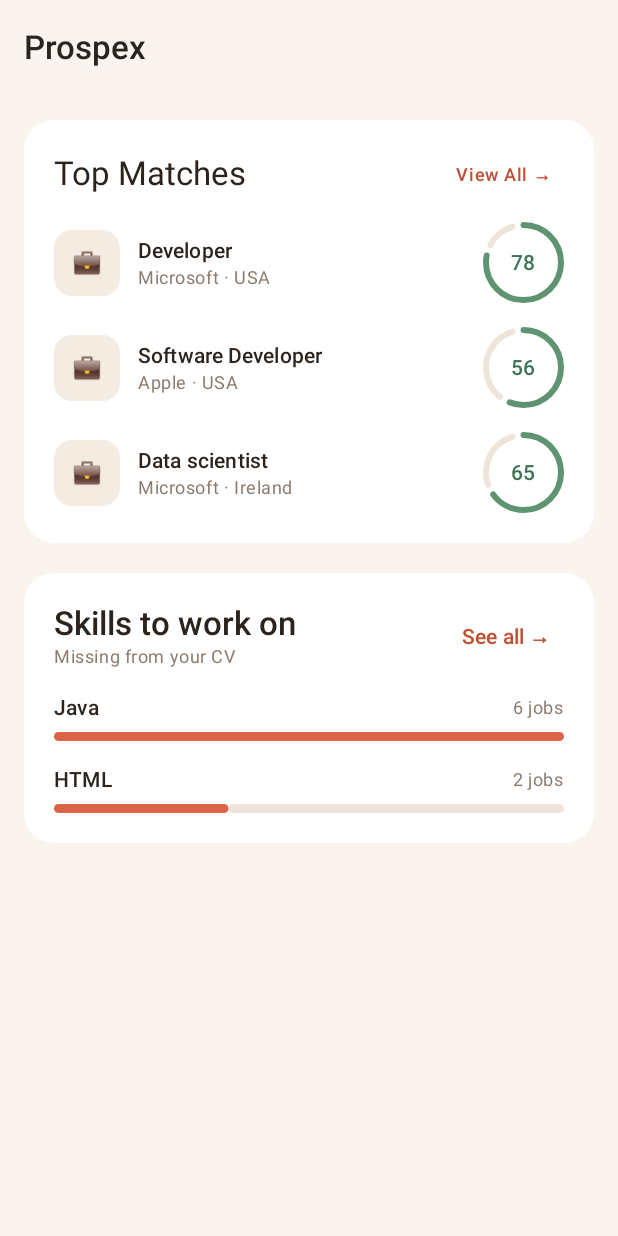
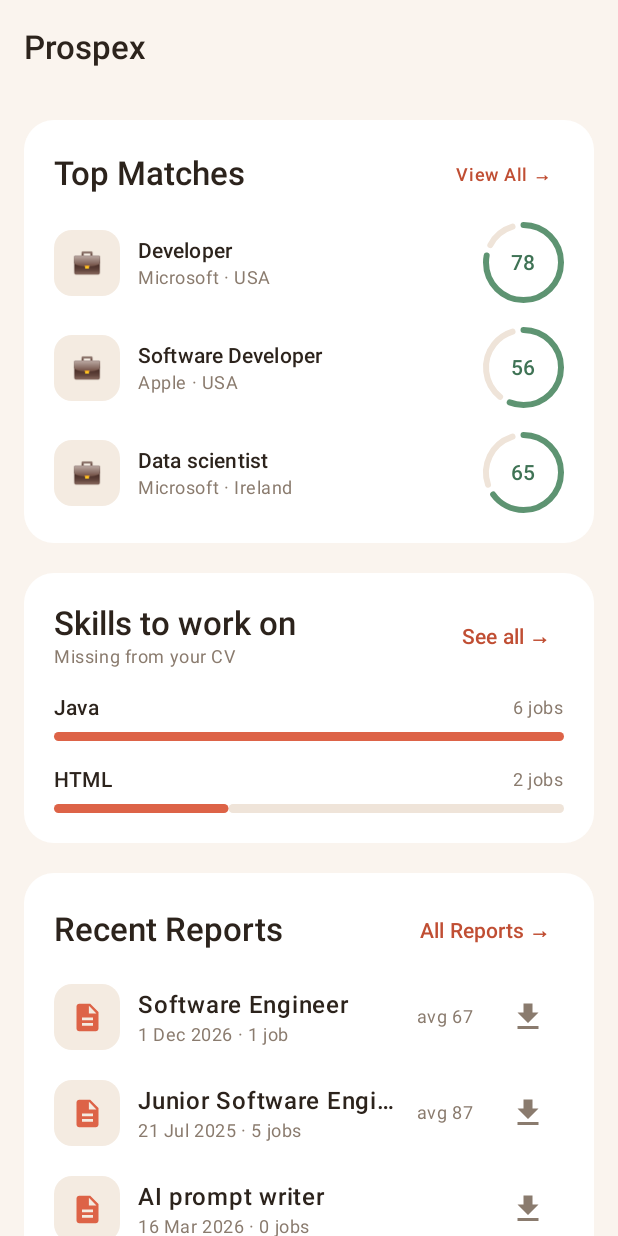
Before and after one commit to CHen12313/Job_Finder_App, an Android app built with Jetpack Compose: the @Preview function HomeScreenPreview, on a phone screen of 412 x 824 dp. Run offline under Robolectric (Android 15) with nearby library versions, the phone set to English and light mode, and no system bars; network calls fail.

Commit message:
Added the report cards
Added recent reports cards, added its display to the home screen

```diff
--- a/app/build.gradle.kts
+++ b/app/build.gradle.kts
@@ -12,7 +12,7 @@ android {
 
     defaultConfig {
         applicationId = "com.example.job_finder_app"
-        minSdk = 24
+        minSdk = 26
         targetSdk = 37
         versionCode = 1
         versionName = "1.0"
--- a/app/src/main/java/com/example/job_finder_app/data/fake/FakeData.kt
+++ b/app/src/main/java/com/example/job_finder_app/data/fake/FakeData.kt
@@ -2,6 +2,8 @@ package com.example.job_finder_app.data.fake
 
 import com.example.job_finder_app.data.model.JobCard
 import com.example.job_finder_app.data.model.Skill
+import com.example.job_finder_app.data.model.Report
+import kotlin.String
 
 val fakeMatches = listOf(
     JobCard(
@@ -51,3 +53,37 @@ val fakeSkills = listOf(
         matched = 0
     )
 )
+
+val fakeReports = listOf(
+    Report(
+        runId = 1,
+        reportDate = "2026-12-01",
+        query = "Software Engineer",
+        location = "USA",
+        jobCount = 1,
+        avgScore = 67,
+        topScore = 67,
+        fileName = "Job_Listing_Brief_2026-12-01_(1).pdf"
+    ),
+    Report(
+        runId = 2,
+        reportDate = "2025-07-21",
+        query = "Junior Software Engineer",
+        location = "Ireland",
+        jobCount = 5,
+        avgScore = 87,
+        topScore = 92,
+        fileName = "Job_Listing_Brief_2025-07-21_(2).pdf"
+    ),
+    Report(
+        runId = 3,
+        reportDate = "2026-03-16",
+        query = "AI prompt writer",
+        location = "",
+        jobCount = 0,
+        avgScore = null,
+        topScore = null,
+        fileName = "Job_Listing_Brief_2026-03-16_(3).pdf"
+    )
+
+)
--- /dev/null
+++ b/app/src/main/java/com/example/job_finder_app/data/model/Report.kt
@@ -0,0 +1,12 @@
+package com.example.job_finder_app.data.model
+
+data class Report (
+    val runId : Int,
+    val reportDate : String,
+    val query : String?,
+    val location : String?,
+    val jobCount : Int,
+    val avgScore : Int?,
+    val topScore : Int?,
+    val fileName : String
+)
--- a/app/src/main/java/com/example/job_finder_app/ui/home/HomeScreen.kt
+++ b/app/src/main/java/com/example/job_finder_app/ui/home/HomeScreen.kt
@@ -1,6 +1,5 @@
 package com.example.job_finder_app.ui.home
 
-import android.graphics.Paint
 import androidx.compose.foundation.layout.Arrangement
 import androidx.compose.foundation.layout.Box
 import androidx.compose.foundation.layout.Column
@@ -28,31 +27,35 @@ import androidx.lifecycle.compose.collectAsStateWithLifecycle
 import androidx.lifecycle.viewmodel.compose.viewModel
 import com.example.job_finder_app.data.fake.fakeMatches
 import com.example.job_finder_app.data.fake.fakeSkills
+import com.example.job_finder_app.data.fake.fakeReports
 import com.example.job_finder_app.ui.home.components.SkillsCard
 import com.example.job_finder_app.ui.home.components.TopMatchesCard
 import com.example.job_finder_app.ui.theme.Job_Finder_AppTheme
+import com.example.job_finder_app.ui.home.components.RecentReportsCard
 
 @Composable
-fun HomeScreen(viewModel: HomeViewModel = viewModel(factory = HomeViewModel.Factory)){
+fun HomeScreen(viewModel: HomeViewModel = viewModel(factory = HomeViewModel.Factory)) {
     val state by viewModel.uiState.collectAsStateWithLifecycle()
     HomeContent(state = state, onRetry = viewModel::refresh)
 }
 
 @OptIn(ExperimentalMaterial3Api::class)
 @Composable
-fun HomeContent(state: HomeUiState, onRetry: () -> Unit){
+fun HomeContent(state: HomeUiState, onRetry: () -> Unit) {
     Scaffold(
         containerColor = MaterialTheme.colorScheme.background,
         topBar = {
             TopAppBar(
-                title = {Text("Prospex", fontWeight = FontWeight.SemiBold)},
+                title = { Text("Prospex", fontWeight = FontWeight.SemiBold) },
                 colors = TopAppBarDefaults.topAppBarColors(containerColor = MaterialTheme.colorScheme.background)
             )
         }
-    ) {innerPadding ->
+    ) { innerPadding ->
         when (state) {
             HomeUiState.Loading -> Box(
-                modifier = Modifier.fillMaxSize().padding(innerPadding),
+                modifier = Modifier
+                    .fillMaxSize()
+                    .padding(innerPadding),
                 contentAlignment = Alignment.Center
             ) {
                 CircularProgressIndicator()
@@ -63,11 +66,22 @@ fun HomeContent(state: HomeUiState, onRetry: () -> Unit){
                 contentPadding = PaddingValues(16.dp),
                 verticalArrangement = Arrangement.spacedBy(20.dp)
             ) {
-                 item{ TopMatchesCard(state.matches, onViewAllClick = {}) }
-                 item{ SkillsCard(state.skills, onSeeAllClick = {}) }
+                item { TopMatchesCard(state.matches, onViewAllClick = {}) }
+                item { SkillsCard(state.skills, onSeeAllClick = {}) }
+                item {
+                    RecentReportsCard(
+                        reports = state.reports,
+                        onAllReportsClick = {},
+                        onReportClick = {},
+                        onDownloadClick = {}
+                    )
+                }
             }
 
-            HomeUiState.NotLoggedIn -> CenteredMessage(innerPadding, "Log in to see your job matches.")
+            HomeUiState.NotLoggedIn -> CenteredMessage(
+                innerPadding,
+                "Log in to see your job matches."
+            )
 
             is HomeUiState.Error -> CenteredMessage(innerPadding, state.message, onRetry)
         }
@@ -75,15 +89,18 @@ fun HomeContent(state: HomeUiState, onRetry: () -> Unit){
 }
 
 @Composable
-private fun CenteredMessage(padding: PaddingValues, text: String, onRetry: (() -> Unit)? = null){
+private fun CenteredMessage(padding: PaddingValues, text: String, onRetry: (() -> Unit)? = null) {
     Column(
-         modifier = Modifier.fillMaxSize().padding(padding).padding(24.dp),
+        modifier = Modifier
+            .fillMaxSize()
+            .padding(padding)
+            .padding(24.dp),
         verticalArrangement = Arrangement.spacedBy(12.dp, Alignment.CenterVertically),
         horizontalAlignment = Alignment.CenterHorizontally
     ) {
         Text(text, textAlign = TextAlign.Center)
-        if (onRetry != null){
-            Button(onClick = onRetry) {Text("Try Again")}
+        if (onRetry != null) {
+            Button(onClick = onRetry) { Text("Try Again") }
         }
     }
 }
@@ -93,6 +110,6 @@ private fun CenteredMessage(padding: PaddingValues, text: String, onRetry: (() -
 @Composable
 private fun HomeScreenPreview() {
     Job_Finder_AppTheme() {
-        HomeContent(state = HomeUiState.Content(fakeMatches, fakeSkills), onRetry = {})
+        HomeContent(state = HomeUiState.Content(fakeMatches, fakeSkills, fakeReports), onRetry = {})
     }
 }
--- a/app/src/main/java/com/example/job_finder_app/ui/home/HomeUiState.kt
+++ b/app/src/main/java/com/example/job_finder_app/ui/home/HomeUiState.kt
@@ -2,10 +2,14 @@ package com.example.job_finder_app.ui.home
 
 import com.example.job_finder_app.data.model.JobCard
 import com.example.job_finder_app.data.model.Skill
+import com.example.job_finder_app.data.model.Report
 
 sealed interface HomeUiState {
     data object Loading : HomeUiState
-    data class Content(val matches: List<JobCard>, val skills: List<Skill>): HomeUiState
+    data class Content(
+        val matches: List<JobCard>,
+        val skills: List<Skill>,
+        val reports: List<Report>,): HomeUiState
     data object NotLoggedIn : HomeUiState
     data class Error(val message: String) : HomeUiState
 }
--- a/app/src/main/java/com/example/job_finder_app/ui/home/HomeViewModel.kt
+++ b/app/src/main/java/com/example/job_finder_app/ui/home/HomeViewModel.kt
@@ -6,6 +6,7 @@ import androidx.lifecycle.viewModelScope
 import androidx.lifecycle.viewmodel.initializer
 import androidx.lifecycle.viewmodel.viewModelFactory
 import com.example.job_finder_app.JobFinderApplication
+import com.example.job_finder_app.data.fake.fakeReports
 import com.example.job_finder_app.data.remote.NotLoggedInException
 import com.example.job_finder_app.data.repository.HomeRepository
 import kotlinx.coroutines.flow.MutableStateFlow
@@ -27,11 +28,12 @@ class HomeViewModel(private val repository: HomeRepository): ViewModel(){
         viewModelScope.launch {
             val  matches = repository.getTopMatches()
             val  skills = repository.getSkills()
+            // val reports = repository.getReports()
 
-            val error = matches.exceptionOrNull() ?: skills.exceptionOrNull()
+            val error = matches.exceptionOrNull() ?: skills.exceptionOrNull() // ?: reports.exceptionOrNull()
 
             _uiState.value = when (error){
-                null -> HomeUiState.Content(matches.getOrThrow(), skills.getOrThrow())
+                null -> HomeUiState.Content(matches.getOrThrow(), skills.getOrThrow(), reports = fakeReports)
                 is NotLoggedInException -> HomeUiState.NotLoggedIn
                 else -> HomeUiState.Error(error.message ?: "Something went wrong")
             }
--- /dev/null
+++ b/app/src/main/java/com/example/job_finder_app/ui/home/components/RecentReportsCard.kt
@@ -0,0 +1,172 @@
+package com.example.job_finder_app.ui.home.components
+
+import androidx.compose.foundation.background
+import androidx.compose.foundation.clickable
+import androidx.compose.foundation.layout.Arrangement
+import androidx.compose.foundation.layout.Box
+import androidx.compose.foundation.layout.Column
+import androidx.compose.foundation.layout.Row
+import androidx.compose.foundation.layout.fillMaxWidth
+import androidx.compose.foundation.layout.padding
+import androidx.compose.foundation.layout.size
+import androidx.compose.foundation.shape.RoundedCornerShape
+import androidx.compose.material.icons.Icons
+import androidx.compose.material.icons.filled.Description
+import androidx.compose.material.icons.filled.Download
+import androidx.compose.material3.Card
+import androidx.compose.material3.CardDefaults
+import androidx.compose.material3.Icon
+import androidx.compose.material3.IconButton
+import androidx.compose.material3.MaterialTheme
+import androidx.compose.material3.Text
+import androidx.compose.runtime.Composable
+import androidx.compose.ui.Alignment
+import androidx.compose.ui.Modifier
+import androidx.compose.ui.draw.clip
+import androidx.compose.ui.text.font.FontWeight
+import androidx.compose.ui.text.style.TextOverflow
+import androidx.compose.ui.tooling.preview.Preview
+import androidx.compose.ui.unit.dp
+import com.example.job_finder_app.data.fake.fakeReports
+import com.example.job_finder_app.data.model.Report
+import com.example.job_finder_app.ui.theme.Job_Finder_AppTheme
+import com.example.job_finder_app.ui.theme.palette
+import java.time.LocalDate
+import java.time.format.DateTimeFormatter
+
+@Composable
+fun ReportRow(
+    report: Report,
+    onReportClick: (Int) -> Unit,
+    onDownloadClick: (Int) -> Unit,
+) {
+    val formattedDate = LocalDate.parse(report.reportDate)
+        .format(DateTimeFormatter.ofPattern("d MMM yyyy"))
+    val jobWord = if (report.jobCount == 1) "job" else "jobs"
+    Row(
+        modifier = Modifier
+            .fillMaxWidth()
+            .clip(RoundedCornerShape(12.dp))
+            .clickable { onReportClick(report.runId) },
+        verticalAlignment = Alignment.CenterVertically,
+        horizontalArrangement = Arrangement.spacedBy(12.dp),
+    ) {
+        Box(
+            modifier = Modifier
+                .size(44.dp)
+                .background(MaterialTheme.palette.surf2, RoundedCornerShape(12.dp)),
+            contentAlignment = Alignment.Center
+        ) {
+            Icon(
+                imageVector = Icons.Default.Description,
+                contentDescription = null,
+                tint = MaterialTheme.palette.primary,
+                modifier = Modifier.size(22.dp)
+            )
+        }
+        Column(
+            modifier = Modifier.weight(1f)
+        ) {
+            Text(
+                text = report.query ?: "Job search report",
+                fontWeight = FontWeight.SemiBold,
+                maxLines = 1,
+                overflow = TextOverflow.Ellipsis
+            )
+            Text(
+                text = "$formattedDate · ${report.jobCount} $jobWord",
+                style = MaterialTheme.typography.bodySmall,
+                color = MaterialTheme.palette.muted
+            )
+        }
+        if (report.avgScore != null) {
+            Text(
+                text = "avg ${report.avgScore}",
+                style = MaterialTheme.typography.bodySmall,
+                color = MaterialTheme.palette.muted
+            )
+        }
+        IconButton(onClick = { onDownloadClick(report.runId) }) {
+            Icon(
+                imageVector = Icons.Default.Download,
+                contentDescription = "Download PDF",
+                tint = MaterialTheme.palette.muted
+            )
+        }
+    }
+}
+
+@Composable
+fun RecentReportsCard(
+    reports: List<Report>,
+    onAllReportsClick: () -> Unit,
+    onReportClick: (Int) -> Unit,
+    onDownloadClick: (Int) -> Unit,
+) {
+    val recent = reports.take(3)
+    Card(
+        shape = RoundedCornerShape(20.dp),
+        colors = CardDefaults.cardColors(containerColor = MaterialTheme.colorScheme.surface),
+        modifier = Modifier.fillMaxWidth()
+    )
+    {
+        Column(
+            modifier = Modifier.padding(20.dp),
+            verticalArrangement = Arrangement.spacedBy(16.dp)
+        ) {
+            Row(
+                modifier = Modifier.fillMaxWidth(),
+                verticalAlignment = Alignment.CenterVertically,
+                horizontalArrangement = Arrangement.SpaceBetween
+            ) {
+                Column {
+                    Text(
+                        text = "Recent Reports",
+                        style = MaterialTheme.typography.titleLarge,
+                        fontWeight = FontWeight.SemiBold
+                    )
+                }
+                Text(
+                    text = "All Reports →",
+                    style = MaterialTheme.typography.labelLarge,
+                    fontWeight = FontWeight.SemiBold,
+                    color = MaterialTheme.palette.primaryDeep,
+                    modifier = Modifier
+                        .clickable { onAllReportsClick() }
+                        .padding(8.dp)
+                )
+            }
+            if (recent.isEmpty()) {
+                Text(
+                    text = "No reports yet.",
+                    style = MaterialTheme.typography.bodySmall,
+                    color = MaterialTheme.palette.muted
+                )
+            } else {
+                for (report in recent) {
+                    ReportRow(report, onReportClick, onDownloadClick)
+                }
+            }
+        }
+    }
+}
+
+@Preview(showBackground = true)
+@Composable
+private fun ReportRowPreview() {
+    Job_Finder_AppTheme {
+        Box(Modifier.padding(16.dp)) {
+            ReportRow(report = fakeReports[2], onReportClick = {}, onDownloadClick = {})
+        }
+    }
+}
+
+@Preview(showBackground = true, backgroundColor = 0xFFFAF4EE)
+@Composable
+private fun RecentReportsCardPreview() {
+    Job_Finder_AppTheme {
+        Box(Modifier.padding(16.dp)) {
+            RecentReportsCard(fakeReports, onAllReportsClick = {}, onReportClick = {}, onDownloadClick = {})
+        }
+    }
+}
--- a/app/src/main/java/com/example/job_finder_app/ui/home/components/TopMatchesCard.kt
+++ b/app/src/main/java/com/example/job_finder_app/ui/home/components/TopMatchesCard.kt
@@ -1,7 +1,5 @@
 package com.example.job_finder_app.ui.home.components
 
-import android.R
-import android.graphics.drawable.shapes.Shape
 import androidx.compose.foundation.background
 import androidx.compose.foundation.clickable
 import androidx.compose.foundation.layout.Arrangement
@@ -11,7 +9,6 @@ import androidx.compose.foundation.layout.Row
 import androidx.compose.foundation.layout.fillMaxWidth
 import androidx.compose.foundation.layout.padding
 import androidx.compose.foundation.layout.size
-import androidx.compose.foundation.layout.width
 import androidx.compose.foundation.shape.RoundedCornerShape
 import androidx.compose.material3.Card
 import androidx.compose.material3.CardDefaults
@@ -21,8 +18,6 @@ import androidx.compose.material3.Text
 import androidx.compose.runtime.Composable
 import androidx.compose.ui.Alignment
 import androidx.compose.ui.Modifier
-import androidx.compose.ui.draw.rotate
-import androidx.compose.ui.graphics.RectangleShape
 import androidx.compose.ui.text.font.FontWeight
 import androidx.compose.ui.tooling.preview.Preview
 import androidx.compose.ui.unit.dp
@@ -91,7 +86,10 @@ fun TopMatchesCard(matches: List<JobCard>, onViewAllClick: () -> Unit) {
                 verticalAlignment = Alignment.CenterVertically,
                 horizontalArrangement = Arrangement.SpaceBetween
             ) {
-                Text("Top Matches", style = MaterialTheme.typography.titleLarge)
+                Text(
+                    "Top Matches",
+                    style = MaterialTheme.typography.titleLarge,
+                    fontWeight = FontWeight.SemiBold)
                 Text(
                     "View All →",
                     fontWeight = FontWeight.SemiBold,
--- a/app/src/main/java/com/example/job_finder_app/ui/navigation/AppNavigation.kt
+++ b/app/src/main/java/com/example/job_finder_app/ui/navigation/AppNavigation.kt
@@ -2,8 +2,10 @@ package com.example.job_finder_app.ui.navigation
 
 import androidx.compose.foundation.layout.padding
 import androidx.compose.material3.Icon
+import androidx.compose.material3.MaterialTheme
 import androidx.compose.material3.NavigationBar
 import androidx.compose.material3.NavigationBarItem
+import androidx.compose.material3.NavigationBarItemDefaults
 import androidx.compose.material3.Scaffold
 import androidx.compose.material3.Text
 import androidx.compose.runtime.Composable
@@ -18,6 +20,7 @@ import com.example.job_finder_app.ui.matches.MatchesScreen
 import com.example.job_finder_app.ui.profile.ProfileScreen
 import com.example.job_finder_app.ui.reports.ReportsScreen
 import com.example.job_finder_app.ui.skills.SkillsScreen
+import com.example.job_finder_app.ui.theme.palette
 
 @Composable
 fun AppNavigation() {
@@ -28,7 +31,7 @@ fun AppNavigation() {
 
         Scaffold(
             bottomBar = {
-                NavigationBar {
+                NavigationBar(containerColor = MaterialTheme.palette.surf) {
                     for (tab in BottomTab.entries) {
                         NavigationBarItem(
                             selected = currentRoute == tab.route,
@@ -42,7 +45,13 @@ fun AppNavigation() {
                                 }
                             },
                             icon = { Icon(tab.icon, contentDescription = tab.label)},
-                            label = {Text(tab.label)}
+                            label = {Text(tab.label)},
+                            colors = NavigationBarItemDefaults.colors(
+                                selectedIconColor = MaterialTheme.palette.primary,
+                                selectedTextColor = MaterialTheme.palette.primary,
+                                indicatorColor = MaterialTheme.palette.primarySoft,
+                                unselectedIconColor = MaterialTheme.palette.muted,
+                                unselectedTextColor = MaterialTheme.palette.muted)
                         )
                     }
                 }
```
Also changed, not shown: app/src/main/java/com/example/job_finder_app/ui/matches/MatchesScreen.kt (renamed from app/src/main/java/com/example/job_finder_app/ui/matches/MatchesScreeen.kt). Lines whose indentation alone changed are shown as unchanged.
